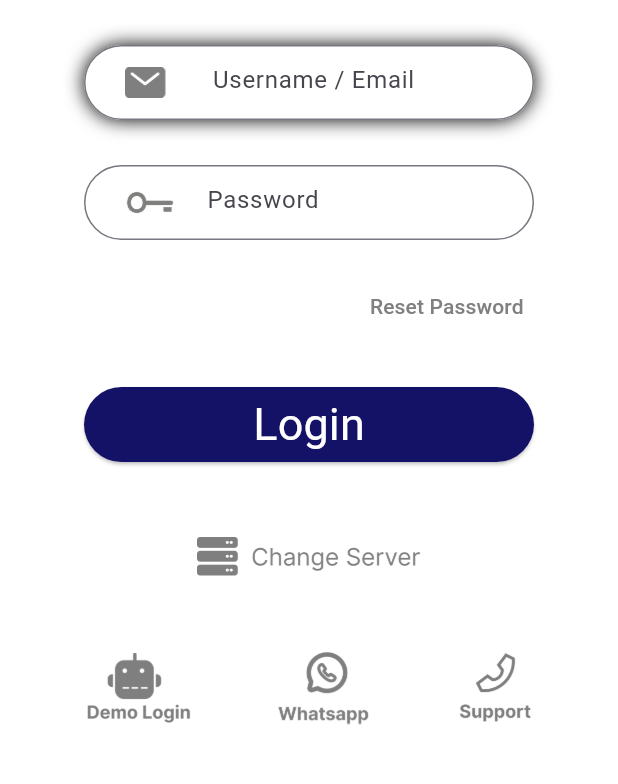
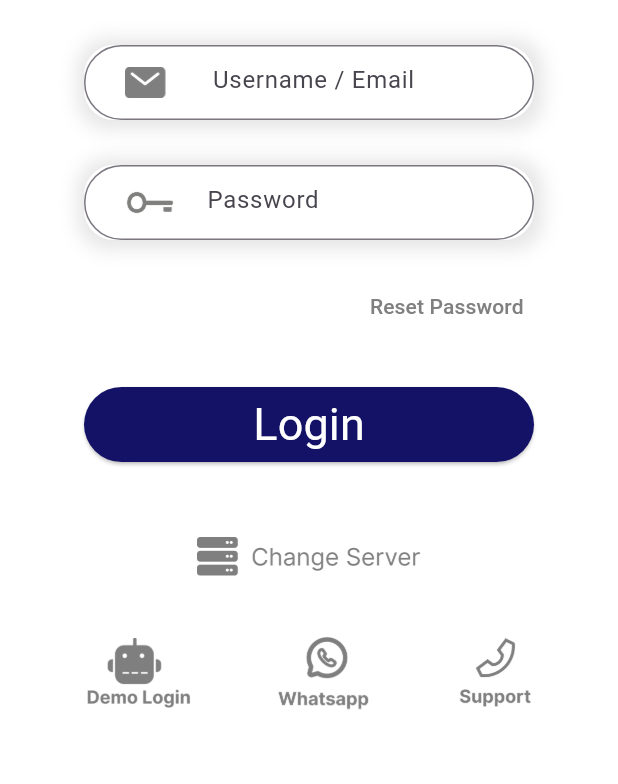
Before and after one commit to mtayyabpro/trackon, a Flutter app: the screen it shows after launch, on a phone screen of 412 x 824 dp, the part 375-1159 px from its top. Run offline on Flutter 3.47's test engine with Material 2 defaults, Android fonts, the phone set to English and light mode, and no system bars; our stand-ins replace curved_navigation_bar, flutter_vector_icons, font_awesome_flutter.

Commit message:
update 09.06.23

```diff
--- a/lib/screens/login.dart
+++ b/lib/screens/login.dart
@@ -70,13 +70,17 @@ class login extends StatelessWidget {
                 height: 50,
                 decoration: BoxDecoration(
                     color: Colors.white,
-                  borderRadius: BorderRadius.circular(35),
+                    borderRadius: BorderRadius.circular(20),
                     boxShadow: [
                       BoxShadow(
+                          color: Color(0xffe5e5e5),
                           blurRadius: 10,
-                     // color: Colors.grey
+                          offset: Offset(1,1),
+                          spreadRadius: 5
+
                       )
                     ]
+
                 ),
 
                 child: TextField(
@@ -102,16 +106,18 @@ class login extends StatelessWidget {
                 width: 300,
                 height: 50,
                 decoration: BoxDecoration(
-                  borderRadius: BorderRadius.circular(30),
                     color: Colors.white,
+                    borderRadius: BorderRadius.circular(20),
                     boxShadow: [
                       BoxShadow(
-                      color: Colors.white.withOpacity(0.5), // Color of the shadow
-                      offset: Offset(0, 2), // Offset of the shadow
-                      blurRadius: 10, // Blur radius of the shadow
-                      spreadRadius: 2, // Spread radius of the shadow
-                    ),
-                  ],
+                          color: Color(0xffe5e5e5),
+                          blurRadius: 10,
+                          offset: Offset(1,1),
+                          spreadRadius: 5
+
+                      )
+                    ]
+
                 ),
 
 
@@ -183,9 +189,10 @@ class login extends StatelessWidget {
             ],
           ),
           SizedBox(
-            height: 50,
+            height: 40,
           ),
           Row(
+
             mainAxisAlignment: MainAxisAlignment.spaceEvenly,
             children: [
               Column(
```
Also changed, not shown: lib/screens/track_record.dart (+63 -7 lines). Lines whose indentation alone changed are shown as unchanged.
